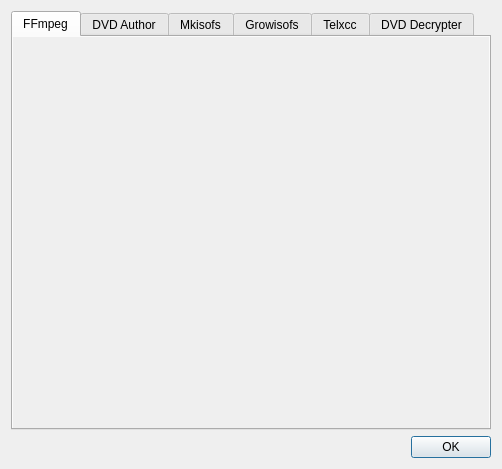
Above: src/QtlMovie/QtlMovieAboutMediaTools.ui from qtlmovie/qtlmovie before the change. Below: the same form after it.
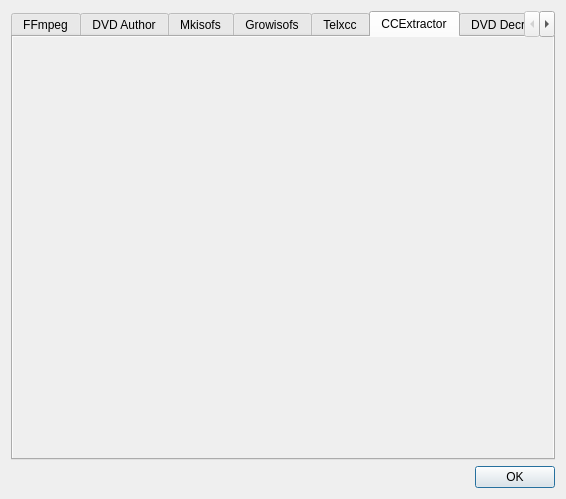
That is the form after the change. The open tabs and pages were chosen to show the change. Icons and pictures are not drawn.

Commit message: Pre-integration of CCExtractor (not yet used)

Patch:
```diff
--- a/src/QtlMovie/QtlMovieAboutMediaTools.ui
+++ b/src/QtlMovie/QtlMovieAboutMediaTools.ui
@@ -6,8 +6,8 @@
    <rect>
     <x>0</x>
     <y>0</y>
-    <width>502</width>
-    <height>469</height>
+    <width>566</width>
+    <height>499</height>
    </rect>
   </property>
   <property name="windowTitle">
@@ -683,6 +683,138 @@
        </item>
       </layout>
      </widget>
+     <widget class="QWidget" name="tabCcextractor">
+      <attribute name="title">
+       <string>CCExtractor</string>
+      </attribute>
+      <layout class="QVBoxLayout" name="layoutTabCcextractor">
+       <property name="spacing">
+        <number>12</number>
+       </property>
+       <property name="leftMargin">
+        <number>0</number>
+       </property>
+       <property name="topMargin">
+        <number>0</number>
+       </property>
+       <property name="rightMargin">
+        <number>0</number>
+       </property>
+       <property name="bottomMargin">
+        <number>0</number>
+       </property>
+       <item>
+        <widget class="QScrollArea" name="scrollCcextractor">
+         <property name="frameShape">
+          <enum>QFrame::NoFrame</enum>
+         </property>
+         <property name="horizontalScrollBarPolicy">
+          <enum>Qt::ScrollBarAlwaysOff</enum>
+         </property>
+         <property name="widgetResizable">
+          <bool>true</bool>
+         </property>
+         <widget class="QWidget" name="scrollCcextractorContents">
+          <property name="geometry">
+           <rect>
+            <x>0</x>
+            <y>0</y>
+            <width>542</width>
+            <height>426</height>
+           </rect>
+          </property>
+          <layout class="QGridLayout" name="layoutCcextractor">
+           <property name="spacing">
+            <number>12</number>
+           </property>
+           <item row="2" column="1">
+            <spacer name="ccextractorSpacer">
+             <property name="orientation">
+              <enum>Qt::Vertical</enum>
+             </property>
+             <property name="sizeHint" stdset="0">
+              <size>
+               <width>20</width>
+               <height>40</height>
+              </size>
+             </property>
+            </spacer>
+           </item>
+           <item row="0" column="0" rowspan="3">
+            <widget class="QLabel" name="ccextractorLogo">
+             <property name="sizePolicy">
+              <sizepolicy hsizetype="Minimum" vsizetype="Preferred">
+               <horstretch>0</horstretch>
+               <verstretch>0</verstretch>
+              </sizepolicy>
+             </property>
+             <property name="text">
+              <string/>
+             </property>
+             <property name="pixmap">
+              <pixmap resource="QtlMovie.qrc">:/images/ccextractor-logo.png</pixmap>
+             </property>
+             <property name="alignment">
+              <set>Qt::AlignLeading|Qt::AlignLeft|Qt::AlignTop</set>
+             </property>
+            </widget>
+           </item>
+           <item row="0" column="1">
+            <widget class="QLabel" name="ccextractorTitle">
+             <property name="sizePolicy">
+              <sizepolicy hsizetype="Expanding" vsizetype="Preferred">
+               <horstretch>0</horstretch>
+               <verstretch>0</verstretch>
+              </sizepolicy>
+             </property>
+             <property name="text">
+              <string/>
+             </property>
+             <property name="textFormat">
+              <enum>Qt::AutoText</enum>
+             </property>
+             <property name="alignment">
+              <set>Qt::AlignLeading|Qt::AlignLeft|Qt::AlignTop</set>
+             </property>
+             <property name="wordWrap">
+              <bool>true</bool>
+             </property>
+             <property name="openExternalLinks">
+              <bool>true</bool>
+             </property>
+             <property name="textInteractionFlags">
+              <set>Qt::LinksAccessibleByMouse|Qt::TextSelectableByMouse</set>
+             </property>
+            </widget>
+           </item>
+           <item row="1" column="1">
+            <widget class="QLabel" name="ccextractorDescription">
+             <property name="sizePolicy">
+              <sizepolicy hsizetype="Expanding" vsizetype="Preferred">
+               <horstretch>0</horstretch>
+               <verstretch>0</verstretch>
+              </sizepolicy>
+             </property>
+             <property name="text">
+              <string/>
+             </property>
+             <property name="wordWrap">
+              <bool>true</bool>
+             </property>
+             <property name="openExternalLinks">
+              <bool>true</bool>
+             </property>
+             <property name="textInteractionFlags">
+              <set>Qt::LinksAccessibleByMouse|Qt::TextSelectableByMouse</set>
+             </property>
+            </widget>
+           </item>
+          </layout>
+         </widget>
+        </widget>
+       </item>
+      </layout>
+     </widget>
      <widget class="QWidget" name="tabDvdDecrypter">
       <attribute name="title">
        <string>DVD Decrypter</string>
```
Left out of the diff: 24 changed lines with no effect on the pictures. The commit also changes 14 other files.
